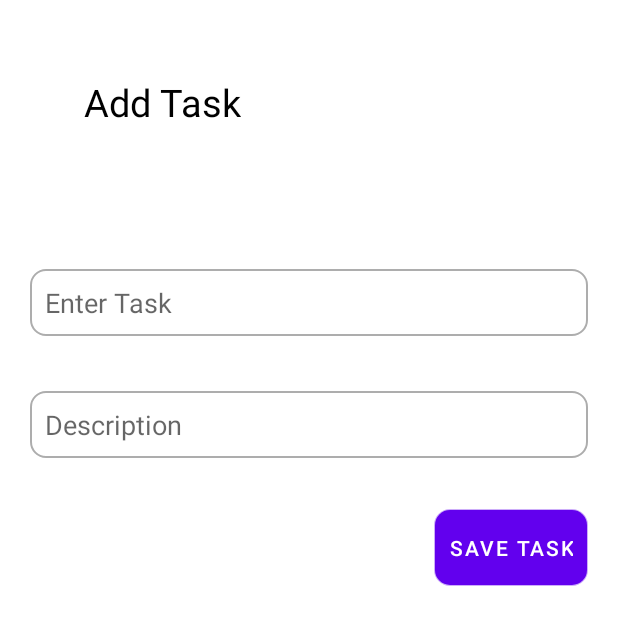
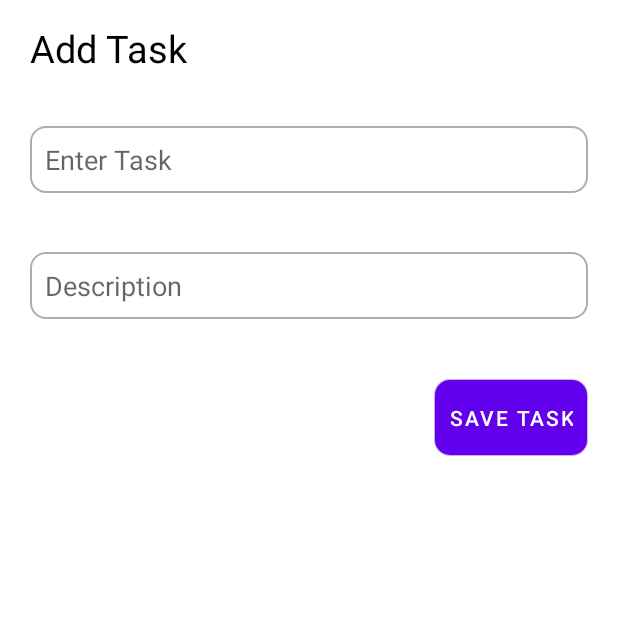
Before and after one commit to Vaibhavi-Apps/TodoApp, an Android app: the CreateActivity screen opened directly, with no data from a screen before it, on a phone screen of 412 x 824 dp. Shown: the top 625 px of the screen. Run offline under Robolectric (Android 15) with nearby library versions, the light colour scheme and no system bars; our stand-ins replace Room's generated code.

```diff
--- a/app/src/main/res/drawable/task_background.xml
+++ b/app/src/main/res/drawable/task_background.xml
@@ -5,6 +5,12 @@
     <size
         android:width="120dp"
         android:height="120dp"/>
+
+    <gradient
+        android:angle="45"
+        android:startColor="@color/white"
+        android:centerColor="@color/purple_200"
+        android:endColor="@color/purple_500"/>
   <!--  <corners
         android:radius="200dp"
         android:bottomLeftRadius="160dp"
--- a/app/src/main/res/layout/activity_create.xml
+++ b/app/src/main/res/layout/activity_create.xml
@@ -10,65 +10,63 @@
         android:id="@+id/imageView"
         android:layout_width="match_parent"
         android:layout_height="140dp"
+        android:contentDescription="@string/image_view"
         android:src="@drawable/shape_top"
         android:visibility="gone"
         app:layout_constraintHorizontal_bias="1.0"
         app:layout_constraintLeft_toLeftOf="parent"
         app:layout_constraintRight_toRightOf="parent"
-        app:layout_constraintTop_toTopOf="parent"
-        android:contentDescription="@string/image_view" />
+        app:layout_constraintTop_toTopOf="parent" />
 
     <ImageView
         android:id="@+id/imageView2"
         android:layout_width="67dp"
         android:layout_height="48dp"
         android:layout_marginStart="296dp"
+        android:contentDescription="@string/image_view"
         android:src="@drawable/ic_baseline_save_24"
         android:visibility="gone"
         app:layout_constraintBottom_toBottomOf="@+id/imageView"
         app:layout_constraintRight_toRightOf="parent"
         app:layout_constraintStart_toStartOf="parent"
         app:layout_constraintTop_toTopOf="parent"
-        app:layout_constraintVertical_bias="0.478"
-        android:contentDescription="@string/image_view" />
+        app:layout_constraintVertical_bias="0.478" />
 
     <TextView
         android:layout_width="wrap_content"
         android:layout_height="wrap_content"
-        android:layout_marginStart="56dp"
         android:text="@string/add_task"
         android:textColor="@color/black"
         android:textSize="25sp"
         app:layout_constraintBottom_toTopOf="@+id/guideline4"
         app:layout_constraintRight_toRightOf="parent"
-        app:layout_constraintStart_toStartOf="parent"
-        app:layout_constraintTop_toTopOf="parent"
-        app:layout_constraintVertical_bias="0.481" />
+        app:layout_constraintStart_toStartOf="@+id/guideline7"
+        app:layout_constraintTop_toTopOf="parent" />
 
     <androidx.constraintlayout.widget.Guideline
         android:id="@+id/guideline4"
         android:layout_width="wrap_content"
         android:layout_height="wrap_content"
         android:orientation="horizontal"
-        app:layout_constraintGuide_begin="140dp" />
+        app:layout_constraintGuide_begin="64dp" />
 
     <EditText
         android:id="@+id/task"
         android:layout_width="match_parent"
         android:layout_height="wrap_content"
         android:layout_margin="20dp"
-        android:layout_marginStart="16dp"
+        android:layout_marginStart="4dp"
+        android:autofillHints="edittext"
         android:background="@drawable/edittext_backgrounds"
         android:hint="@string/enter_task"
+        android:inputType="text"
         android:padding="10dp"
         app:layout_constraintBaseline_toBottomOf="parent"
         app:layout_constraintBottom_toBottomOf="parent"
         app:layout_constraintRight_toRightOf="parent"
-        app:layout_constraintStart_toStartOf="parent"
+        app:layout_constraintStart_toStartOf="@+id/guideline7"
         app:layout_constraintTop_toTopOf="@id/guideline4"
-        app:layout_constraintVertical_bias="0.032"
-        android:autofillHints="edittext"
-        android:inputType="text" />
+        app:layout_constraintVertical_bias="0.0" />
 
     <EditText
         android:id="@+id/text2"
@@ -76,14 +74,14 @@
         android:layout_height="wrap_content"
         android:layout_margin="20dp"
         android:layout_marginStart="16dp"
+        android:autofillHints="edittext"
         android:background="@drawable/edittext_backgrounds"
         android:hint="@string/description"
         android:inputType="textLongMessage"
         android:padding="10dp"
-        android:autofillHints="edittext"
         app:layout_constraintBottom_toBottomOf="parent"
         app:layout_constraintRight_toRightOf="parent"
-        app:layout_constraintStart_toStartOf="parent"
+        app:layout_constraintStart_toStartOf="@+id/guideline7"
         app:layout_constraintTop_toBottomOf="@+id/task"
         app:layout_constraintVertical_bias="0.032" />
 
@@ -91,14 +89,32 @@
         android:id="@+id/save_task"
         android:layout_width="wrap_content"
         android:layout_height="wrap_content"
-        android:layout_margin="20dp"
+        android:layout_marginTop="20dp"
+        android:layout_marginBottom="20dp"
         android:background="@drawable/edittext_backgrounds"
+        android:padding="10dp"
         android:text="@string/save_task"
         android:textColor="@color/white"
-        android:padding="10dp"
         app:layout_constraintBottom_toBottomOf="parent"
+        app:layout_constraintEnd_toStartOf="@+id/guideline8"
+        app:layout_constraintHorizontal_bias="1.0"
         app:layout_constraintRight_toRightOf="parent"
+        app:layout_constraintStart_toStartOf="@+id/guideline7"
         app:layout_constraintTop_toBottomOf="@+id/text2"
-        app:layout_constraintVertical_bias="0.032" />
+        app:layout_constraintVertical_bias="0.038" />
+
+    <androidx.constraintlayout.widget.Guideline
+        android:id="@+id/guideline7"
+        android:layout_width="wrap_content"
+        android:layout_height="wrap_content"
+        android:orientation="vertical"
+        app:layout_constraintGuide_begin="20dp" />
+
+    <androidx.constraintlayout.widget.Guideline
+        android:id="@+id/guideline8"
+        android:layout_width="wrap_content"
+        android:layout_height="wrap_content"
+        android:orientation="vertical"
+        app:layout_constraintGuide_end="20dp" />
 
 </androidx.constraintlayout.widget.ConstraintLayout>
```
Also changed, not shown: app/src/main/java/com/vppanchalofficial/reminder/HomeActivity.kt (+48 -6 lines), app/src/main/res/layout/activity_home.xml (+22 -13 lines).
